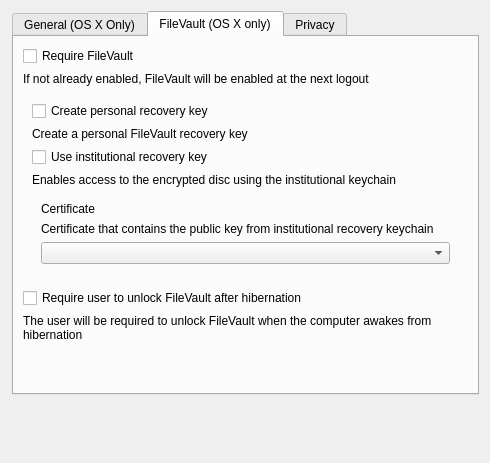
Above: FWAdminLib/Configurator/SPForm.ui from fw-dev/translations before the change. Below: the same form after it.
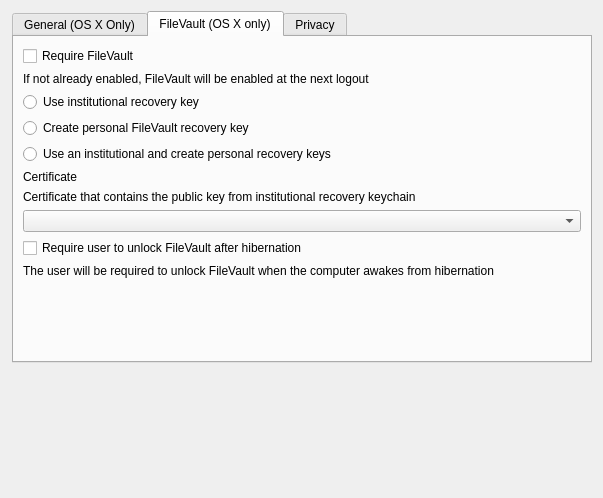
That is the form after the change. The open tabs and pages were chosen to show the change.

What changed in the file:
```diff
--- a/FWAdminLib/Configurator/SPForm.ui
+++ b/FWAdminLib/Configurator/SPForm.ui
@@ -6,8 +6,8 @@
    <rect>
     <x>0</x>
     <y>0</y>
-    <width>490</width>
-    <height>463</height>
+    <width>603</width>
+    <height>498</height>
    </rect>
   </property>
   <property name="windowTitle">
@@ -162,40 +162,57 @@
        <item>
         <widget class="QWidget" name="m_filevaultWidget" native="true">
          <layout class="QVBoxLayout" name="verticalLayout_6">
+          <property name="leftMargin">
+           <number>0</number>
+          </property>
+          <property name="topMargin">
+           <number>0</number>
+          </property>
+          <property name="rightMargin">
+           <number>0</number>
+          </property>
+          <property name="bottomMargin">
+           <number>0</number>
+          </property>
           <item>
-           <widget class="QCheckBox" name="m_checkCreatePersonalKey">
-            <property name="text">
-             <string>Create personal recovery key</string>
-            </property>
-           </widget>
-          </item>
-          <item>
-           <widget class="QLabel" name="lTipPersonalKey">
-            <property name="text">
-             <string>Create a personal FileVault recovery key</string>
-            </property>
-           </widget>
-          </item>
-          <item>
-           <widget class="QCheckBox" name="m_checkUseInstitutionalKey">
+           <widget class="QRadioButton" name="m_radioUseInstitutionalKey">
             <property name="text">
              <string>Use institutional recovery key</string>
             </property>
            </widget>
           </item>
           <item>
-           <widget class="QLabel" name="lTipInstitutionalKey">
+           <widget class="QRadioButton" name="m_radioCreatePersonalKey">
             <property name="text">
-             <string>Enables access to the encrypted disc using the institutional keychain</string>
+             <string>Create personal FileVault recovery key</string>
             </property>
-            <property name="wordWrap">
-             <bool>true</bool>
+            <attribute name="buttonGroup">
+             <string notr="true">m_fileVaultButtonGroup</string>
+            </attribute>
+           </widget>
+          </item>
+          <item>
+           <widget class="QRadioButton" name="m_radioInstitutionalAndPersonal">
+            <property name="text">
+             <string>Use an institutional and create personal recovery keys</string>
             </property>
            </widget>
           </item>
           <item>
            <widget class="QWidget" name="m_widgetCertificate" native="true">
             <layout class="QVBoxLayout" name="verticalLayout_4">
+             <property name="leftMargin">
+              <number>0</number>
+             </property>
+             <property name="topMargin">
+              <number>0</number>
+             </property>
+             <property name="rightMargin">
+              <number>0</number>
+             </property>
+             <property name="bottomMargin">
+              <number>0</number>
+             </property>
              <item>
               <widget class="QLabel" name="label_4">
                <property name="text">
```
Left out of the diff: 9 changed lines with no effect on the pictures.
